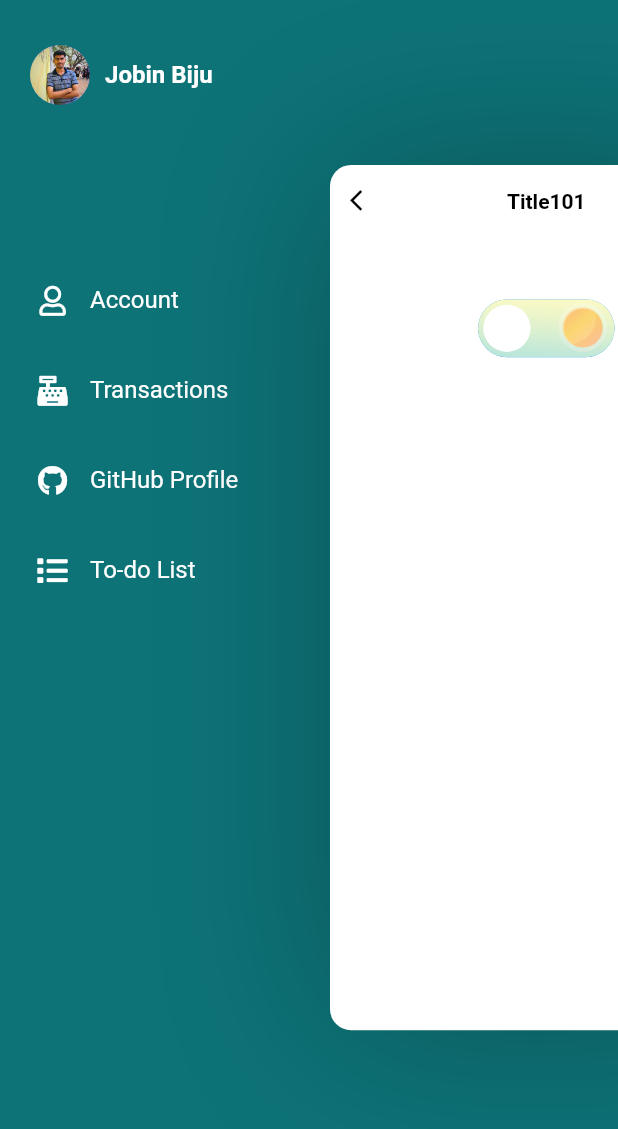
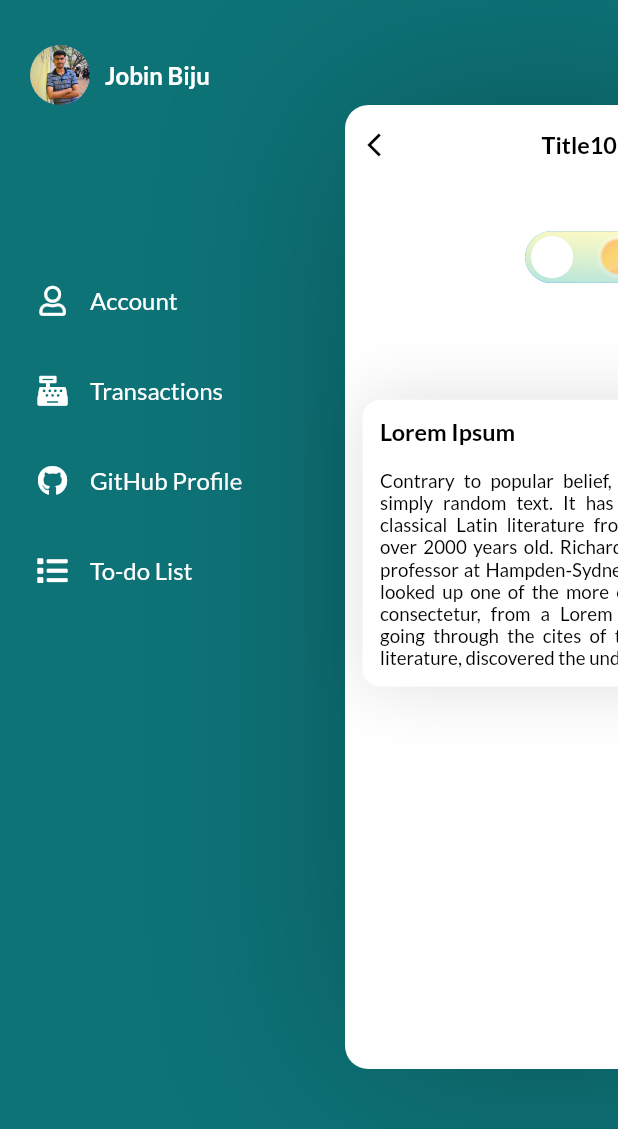
Before and after one commit to JobinBiju/Flutter_UI_Experiments, a Flutter app: the TopBar screen opened directly, after a tap on an icon or button, on a phone screen of 412 x 824 dp. Shown: the top 1129 px of the screen. Run offline on Flutter 3.47's test engine with Material 2 defaults, Android fonts, the phone set to English and light mode, and no system bars; our stand-ins replace flutter_svg, font_awesome_flutter, google_fonts, lottie.

Commit message:
Screenshot change
Dark mode gif added

```diff
--- a/lib/constants.dart
+++ b/lib/constants.dart
@@ -12,3 +12,9 @@ const kDefaultShadow = BoxShadow(
   blurRadius: 150,
   color: Colors.black26,
 );
+
+const kContainerShadow = BoxShadow(
+  offset: Offset(0, 0),
+  blurRadius: 50,
+  color: Colors.black12,
+);
--- a/lib/samples/home_screen.dart
+++ b/lib/samples/home_screen.dart
@@ -21,7 +21,7 @@ class _HomeScreenState extends State<HomeScreen> {
     return AnimatedContainer(
       decoration: BoxDecoration(
         borderRadius: BorderRadius.circular(borderRadius),
-        color: isDark ? Color(0xff1a1c20) : Colors.white,
+        color: isDark ? Color(0xff1a1a2e) : Colors.white,
         boxShadow: [kDefaultShadow],
       ),
       transform: Matrix4.translationValues(xOffset, yOffset, 0)
@@ -59,13 +59,14 @@ class _HomeScreenState extends State<HomeScreen> {
                             : SvgPicture.asset('assets/icons/menu.svg'),
                         onPressed: () {
                           setState(() {
-                            xOffset = 220;
-                            yOffset = 110;
-                            scaleFactor = 0.7;
+                            xOffset = 230;
+                            yOffset = 70;
+                            scaleFactor = 0.78;
                             isDrawerOpen = true;
                             borderRadius = 20;
                           });
-                        }),
+                        },
+                      ),
                 Text(
                   'Title101',
                   style: TextStyle(
@@ -86,7 +87,7 @@ class _HomeScreenState extends State<HomeScreen> {
             ),
           ),
           SizedBox(
-            height: 70,
+            height: 50,
           ),
           ToggleButton(
             isToggleChanged: (value) {
@@ -95,6 +96,41 @@ class _HomeScreenState extends State<HomeScreen> {
               });
             },
           ),
+          SizedBox(
+            height: 100,
+          ),
+          Container(
+            decoration: BoxDecoration(
+                color: isDark ? Color(0xff16213e) : Colors.white,
+                boxShadow: [kContainerShadow],
+                borderRadius: BorderRadius.circular(15)),
+            margin: EdgeInsets.symmetric(horizontal: 15),
+            padding: EdgeInsets.all(15),
+            child: Column(
+              crossAxisAlignment: CrossAxisAlignment.start,
+              children: [
+                Text(
+                  'Lorem Ipsum',
+                  style: TextStyle(
+                    fontSize: 20,
+                    fontWeight: FontWeight.bold,
+                    color: isDark ? Colors.white : Colors.black,
+                  ),
+                ),
+                SizedBox(
+                  height: 20,
+                ),
+                Text(
+                  'Contrary to popular belief, Lorem Ipsum is not simply random text. It has roots in a piece of classical Latin literature from 45 BC, making it over 2000 years old. Richard McClintock, a Latin professor at Hampden-Sydney College in Virginia, looked up one of the more obscure Latin words, consectetur, from a Lorem Ipsum passage, and going through the cites of the word in classical literature, discovered the undoubtable source.',
+                  style: TextStyle(
+                    color: isDark ? Colors.white : Colors.black,
+                    fontSize: 16,
+                  ),
+                  textAlign: TextAlign.justify,
+                ),
+              ],
+            ),
+          )
         ],
       ),
     );
--- a/lib/samples/toggle_button.dart
+++ b/lib/samples/toggle_button.dart
@@ -21,24 +21,24 @@ class _ToggleButtonState extends State<ToggleButton> {
         widget.isToggleChanged(isToggled);
       },
       child: Container(
-          height: 55,
-          width: 130,
+          height: 55 * 80 / 100,
+          width: 130 * 80 / 100,
           decoration: BoxDecoration(
             color: Colors.blue,
-            borderRadius: BorderRadius.circular(100),
+            borderRadius: BorderRadius.circular(100 * 80 / 100),
           ),
           child: Stack(
             children: [
               AnimatedCrossFade(
                 firstChild: ClipRRect(
-                  borderRadius: BorderRadius.circular(100),
+                  borderRadius: BorderRadius.circular(100 * 80 / 100),
                   child: Image(
                     image: AssetImage('assets/images/day.png'),
                     fit: BoxFit.cover,
                   ),
                 ),
                 secondChild: ClipRRect(
-                  borderRadius: BorderRadius.circular(100),
+                  borderRadius: BorderRadius.circular(100 * 80 / 100),
                   child: Image(
                     image: AssetImage('assets/images/night.png'),
                     fit: BoxFit.cover,
@@ -61,8 +61,8 @@ class _ToggleButtonState extends State<ToggleButton> {
                   margin: EdgeInsets.symmetric(
                     horizontal: 5,
                   ),
-                  height: 45,
-                  width: 45,
+                  height: 45 * 80 / 100,
+                  width: 45 * 80 / 100,
                   decoration: BoxDecoration(
                     shape: BoxShape.circle,
                     color: Colors.white,
--- a/pubspec.yaml
+++ b/pubspec.yaml
@@ -16,6 +16,7 @@ dependencies:
   font_awesome_flutter: ^8.10.0
   flutter_svg: ^0.19.1
   lottie: ^0.7.0+1
+  google_fonts: ^1.1.1
 
 dev_dependencies:
   flutter_test:
```
Also changed, not shown: lib/main.dart (+5 -79 lines), lib/samples/splash_screen.dart (added, +82 -0 lines), pubspec.lock, 1 other file.
